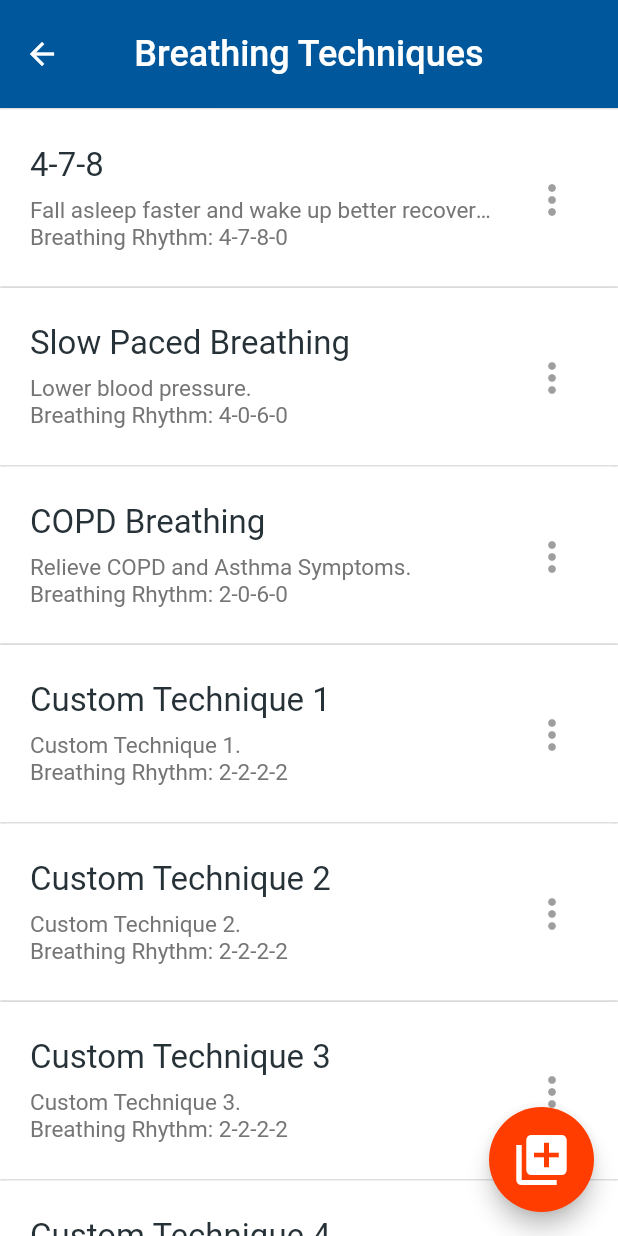
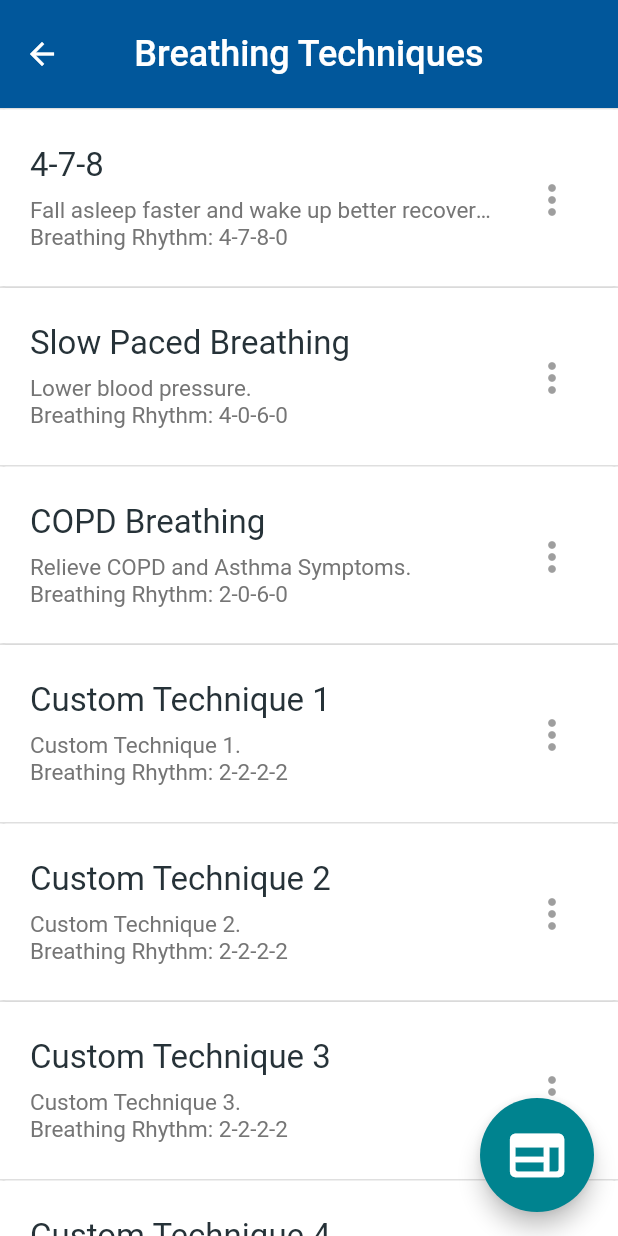
Before and after one commit to milaquintero/Breathing_Connection, a Flutter app: the TechniqueListPage screen opened directly, on a phone screen of 412 x 824 dp. Run offline on Flutter 3.47's test engine with Material 2 defaults, Android fonts, the light colour scheme and no system bars; our stand-ins replace flutter_spinkit.

Commit message:
styling updates to technique list, settings and custom technique form

```diff
--- a/lib/pages/technique_list_page.dart
+++ b/lib/pages/technique_list_page.dart
@@ -87,8 +87,8 @@ class _TechniqueListPageState extends State<TechniqueListPage> {
         ),
       ),
       floatingActionButton: curUser.hasFullAccess ? Container(
-        width: 70,
-        height: 70,
+        width: 76,
+        height: 76,
         child: FittedBox(
           child: FloatingActionButton(
             onPressed: (){
@@ -96,10 +96,10 @@ class _TechniqueListPageState extends State<TechniqueListPage> {
               Navigator.pushNamed(context, '/create-custom-technique');
             },
             child: Icon(
-              Icons.add_to_photos,
+              Icons.web_rounded,
               size: 32,
             ),
-            backgroundColor: Colors.deepOrangeAccent[400],
+            backgroundColor: Colors.cyan[800],
             elevation: 6,
             tooltip: "Create a Custom Technique",
           ),
--- a/lib/widgets/setting_section.dart
+++ b/lib/widgets/setting_section.dart
@@ -39,7 +39,7 @@ class _SettingSectionState extends State<SettingSection> {
       children: [
         ClipRect(
           child: Container(
-            color: Colors.teal[600],
+            color: Colors.cyan[800],
             child: Stack(
               alignment: Alignment.center,
               clipBehavior: Clip.none,
```
Also changed, not shown: lib/pages/create_custom_technique_page.dart (+6 -2 lines), lib/widgets/fancy_image_selector.dart (+9 -3 lines).
